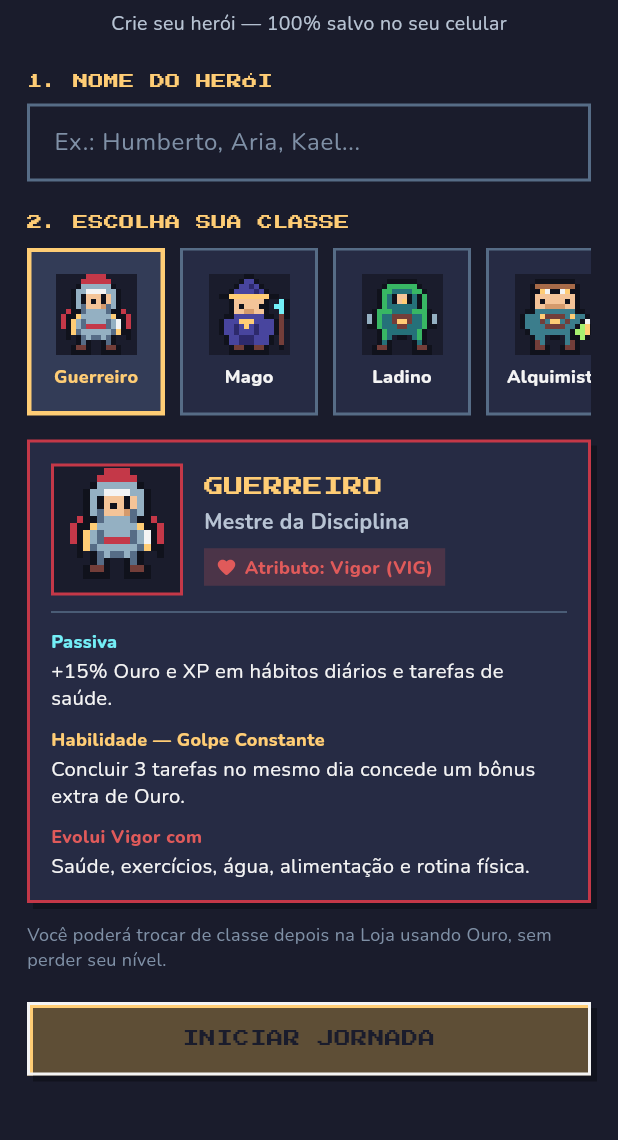
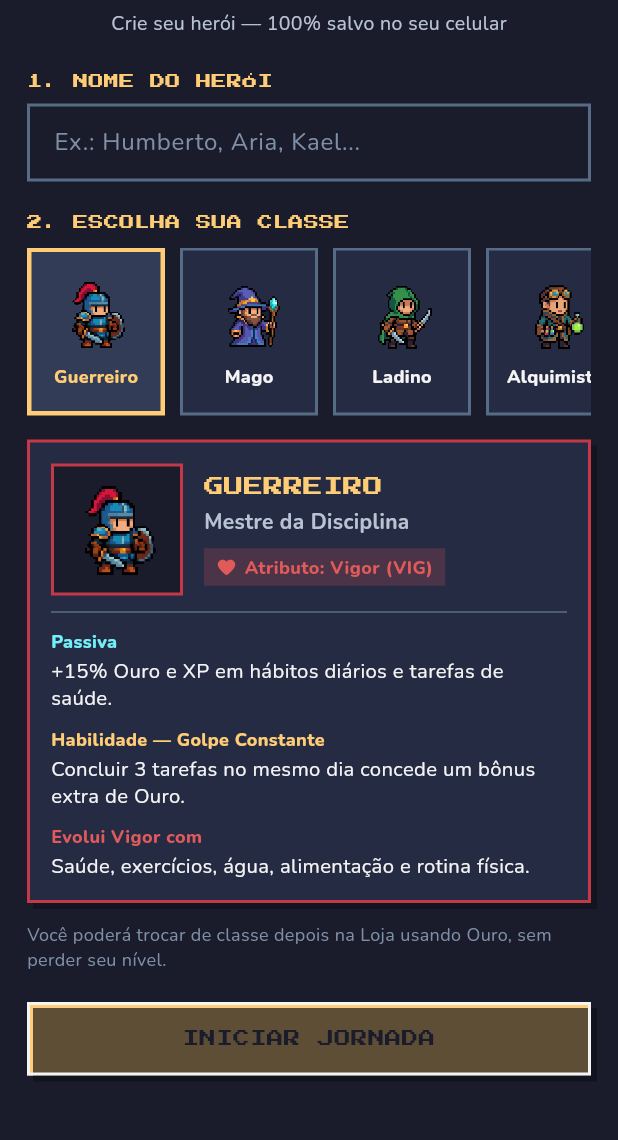
Before and after one commit to HQuezado/LifeOS, a Flutter app: the screen it shows after launch, on a phone screen of 412 x 824 dp, the part 72-1212 px from its top. Run offline on Flutter 3.47's test engine with Material 3 defaults, Android fonts, the phone set to English and light mode, and no system bars; our stand-ins replace drift, drift_flutter, flutter_riverpod, google_fonts, material_ui; accounts and stored records are empty; generated files the repository leaves out were written again.

Commit message:
feat: integrate cozy 2-frame animated pixel art sprites for all 5 classes

```diff
--- a/lib/core/widgets/hero_sprite_widget.dart
+++ b/lib/core/widgets/hero_sprite_widget.dart
@@ -1,21 +1,23 @@
 import 'package:material_ui/material_ui.dart';
 
-/// Exibe o sprite do herói com renderização pixel-perfect (`FilterQuality.none`)
-/// e animação *idle* estilo RPG 16-bit (respiração/flutuação em passos discretos).
+/// Exibe o sprite do herói a partir de um sprite sheet horizontal (2 frames:
+/// Frame 0 = pose neutra, Frame 1 = pose *idle* animada com brilho/notas/bolhas)
+/// com renderização pixel-perfect (`FilterQuality.none`) e fundo transparente.
 ///
-/// Já preparado para futuramente suportar sprite sheets horizontais multi-frame
-/// (idle, ataque e vitória para o modo RPG por turnos).
+/// Preparado para expandir facilmente para mais frames (ataque/vitória no RPG por turnos).
 class HeroSpriteWidget extends StatefulWidget {
   const HeroSpriteWidget({
     super.key,
     required this.assetPath,
     this.size = 72,
     this.animate = true,
+    this.frameCount = 2,
   });
 
   final String assetPath;
   final double size;
   final bool animate;
+  final int frameCount;
 
   @override
   State<HeroSpriteWidget> createState() => _HeroSpriteWidgetState();
@@ -30,7 +32,7 @@ class _HeroSpriteWidgetState extends State<HeroSpriteWidget>
     super.initState();
     _controller = AnimationController(
       vsync: this,
-      duration: const Duration(milliseconds: 900),
+      duration: const Duration(milliseconds: 1100),
     );
     if (widget.animate) {
       _controller.repeat();
@@ -53,46 +55,52 @@ class _HeroSpriteWidgetState extends State<HeroSpriteWidget>
     super.dispose();
   }
 
+  Widget _buildFrame(int frameIndex) {
+    final totalWidth = widget.size * widget.frameCount;
+    return SizedBox(
+      width: widget.size,
+      height: widget.size,
+      child: ClipRect(
+        child: OverflowBox(
+          alignment: Alignment.topLeft,
+          minWidth: totalWidth,
+          maxWidth: totalWidth,
+          minHeight: widget.size,
+          maxHeight: widget.size,
+          child: Transform.translate(
+            offset: Offset(-frameIndex * widget.size, 0),
+            child: Image.asset(
+              widget.assetPath,
+              width: totalWidth,
+              height: widget.size,
+              fit: BoxFit.fill,
+              filterQuality: FilterQuality.none,
+            ),
+          ),
+        ),
+      ),
+    );
+  }
+
   @override
   Widget build(BuildContext context) {
     if (!widget.animate) {
-      return Image.asset(
-        widget.assetPath,
-        width: widget.size,
-        height: widget.size,
-        filterQuality: FilterQuality.none,
-      );
+      return _buildFrame(0);
     }
 
     return AnimatedBuilder(
       animation: _controller,
-      builder: (context, child) {
-        // Animação idle em 4 passos discretos (estilo 16-bit retro).
+      builder: (context, _) {
         final step = (_controller.value * 4).floor() % 4;
-        final offsetY = switch (step) {
-          1 => -2.0,
-          2 => -3.0,
-          3 => -1.0,
-          _ => 0.0,
-        };
-        final scaleY = (step == 1 || step == 2) ? 1.03 : 1.0;
+        // Frame 0 nos passos 0 e 3; Frame 1 (efeito/brilho) nos passos 1 e 2.
+        final frameIndex = (step == 1 || step == 2) ? 1 : 0;
+        final offsetY = (step == 1 || step == 2) ? -1.5 : 0.0;
 
         return Transform.translate(
           offset: Offset(0, offsetY),
-          child: Transform.scale(
-            scaleX: 1.0,
-            scaleY: scaleY,
-            alignment: Alignment.bottomCenter,
-            child: child,
-          ),
+          child: _buildFrame(frameIndex % widget.frameCount),
         );
       },
-      child: Image.asset(
-        widget.assetPath,
-        width: widget.size,
-        height: widget.size,
-        filterQuality: FilterQuality.none,
-      ),
     );
   }
 }
--- a/lib/features/character_creation/character_creation_screen.dart
+++ b/lib/features/character_creation/character_creation_screen.dart
@@ -142,11 +142,10 @@ class _CharacterCreationScreenState
                         child: Column(
                           mainAxisAlignment: MainAxisAlignment.center,
                           children: [
-                            Image.asset(
-                              heroClass.spriteAsset,
-                              width: 54,
-                              height: 54,
-                              filterQuality: FilterQuality.none,
+                            HeroSpriteWidget(
+                              assetPath: heroClass.spriteAsset,
+                              size: 54,
+                              animate: isSelected,
                             ),
                             const SizedBox(height: 6),
                             Text(
```
Also changed, not shown: assets/images/classes/alchemist.png, assets/images/classes/bard.png, assets/images/classes/mage.png, assets/images/classes/rogue.png, assets/images/classes/warrior.png.
